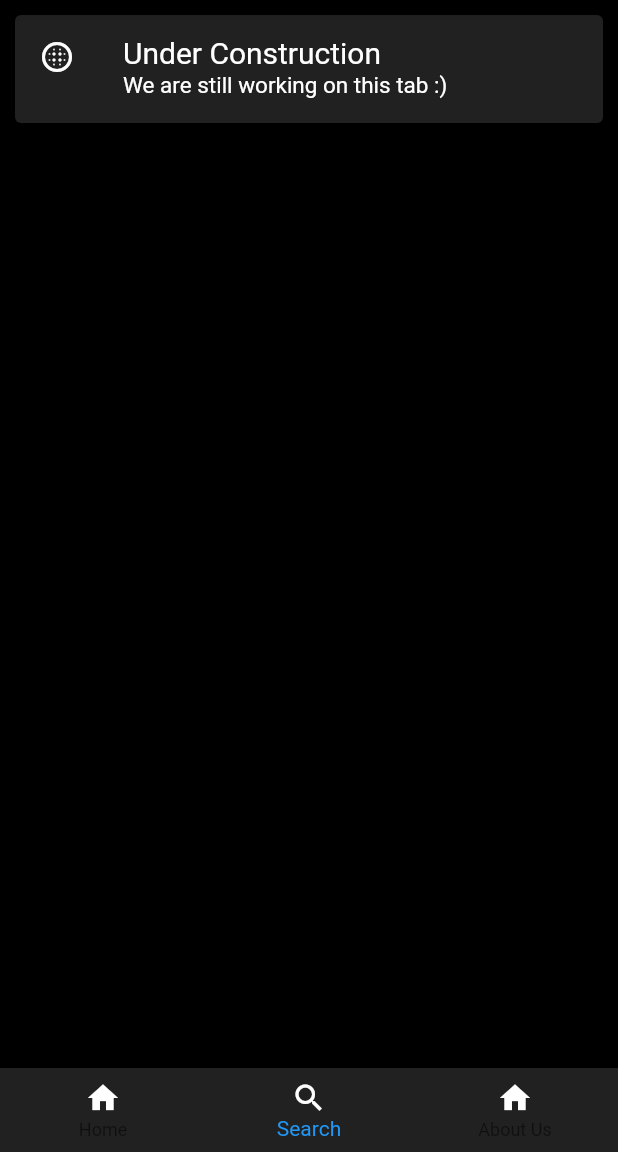
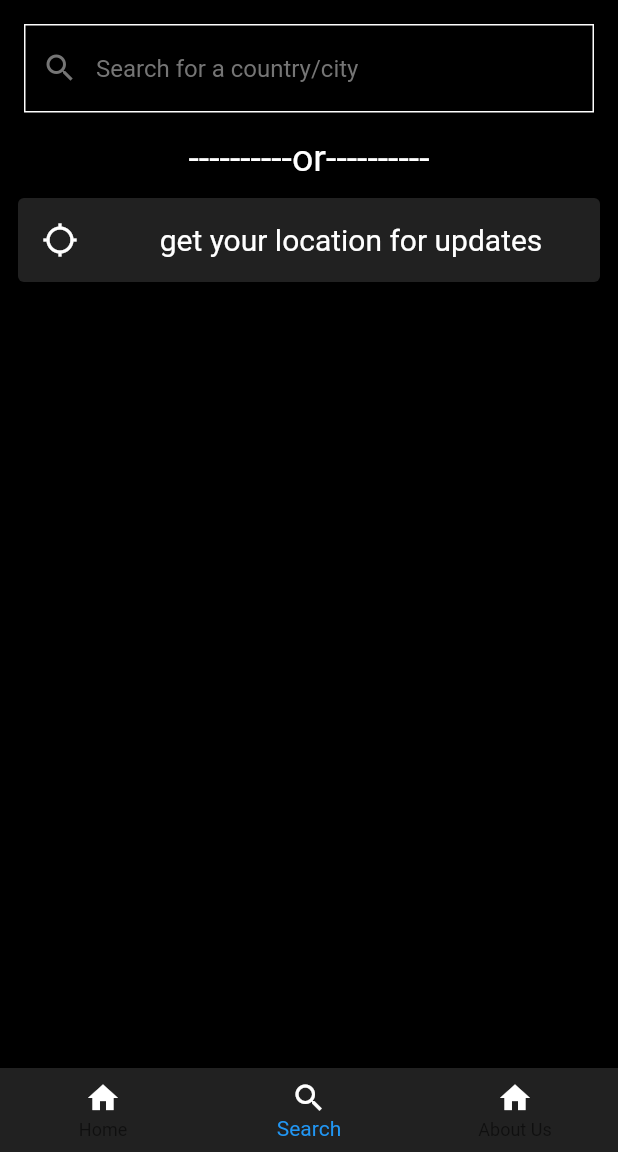
Before and after one commit to ameysunu/covid-19, a Flutter app: the screen it shows after launch, item 2 of the bottom bar chosen, on a phone screen of 412 x 824 dp, the part 84-1236 px from its top. Run offline on Flutter 3.47's test engine with Material 2 defaults, Android fonts, the phone set to English and light mode, and no system bars.

Commit message:
fifth commit

```diff
--- a/lib/about_us.dart
+++ b/lib/about_us.dart
@@ -29,6 +29,7 @@ class AboutUs extends StatelessWidget {
                   ),
                   ),
                ),
+
               ]
             ),
         ),
--- a/lib/search.dart
+++ b/lib/search.dart
@@ -10,25 +10,52 @@ class Search extends StatelessWidget {
         body: SafeArea(
             child: Column(
               children: <Widget>[
-                 Card(                 //Card1
+                 Padding(
+                   padding: const EdgeInsets.all(16.0),
+                   child: TextFormField(
+                     style: new TextStyle(color:Colors.white),
+                   decoration: InputDecoration(
+                     prefixIcon: Icon(Icons.search,
+                     color: Colors.grey[600]),
+                   enabledBorder: new OutlineInputBorder(borderRadius: new BorderRadius.horizontal(),
+
+                     borderSide: new BorderSide(
+                            color: Colors.white
+                          ),
+                        ),
+                   hintText: 'Search for a country/city',
+                   hintStyle: TextStyle(color: Colors.grey[600])
+                   ),
+                   ),
+                 ),
+
+                   Text("----------or----------",
+                   style: TextStyle(
+                     color: Colors.white,
+                   fontSize: 25.0),
+                   ),
+                   InkWell(
+                    child: Card(
                     color:Colors.grey[900],
-                  margin: EdgeInsets.symmetric(vertical: 10.0, horizontal:10.0),
+                    margin: EdgeInsets.symmetric(vertical: 12.0, horizontal:12.0),
                     child:ListTile(
-                    leading: Icon(Icons.blur_circular ,
+                      leading: Icon(Icons.location_searching ,
                        color: Colors.white,
                        ),
-                     title:  Text('Under Construction',
+                        title: Text('get your location for updates',
+                        textAlign: TextAlign.center,
                          style: TextStyle(color: Colors.white,
                          fontSize: 20.0,
+
                          ),
                          ),
-                     subtitle: Text('We are still working on this tab :)',
-                     style: TextStyle(color: Colors.white,
-                     fontSize: 15.0,
+                         onTap: ()async{
+
+                         },
+
                     ),
                     ),
                    )
-                  ),
 
               ]
               ),
```
Lines whose indentation alone changed are shown as unchanged.
